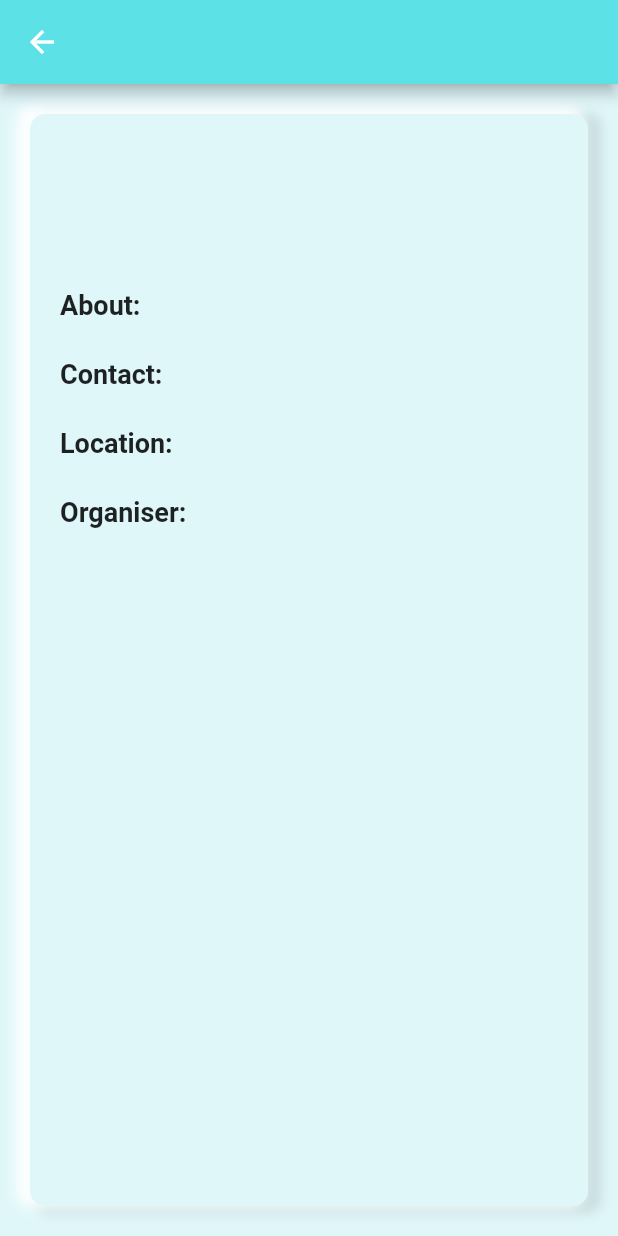
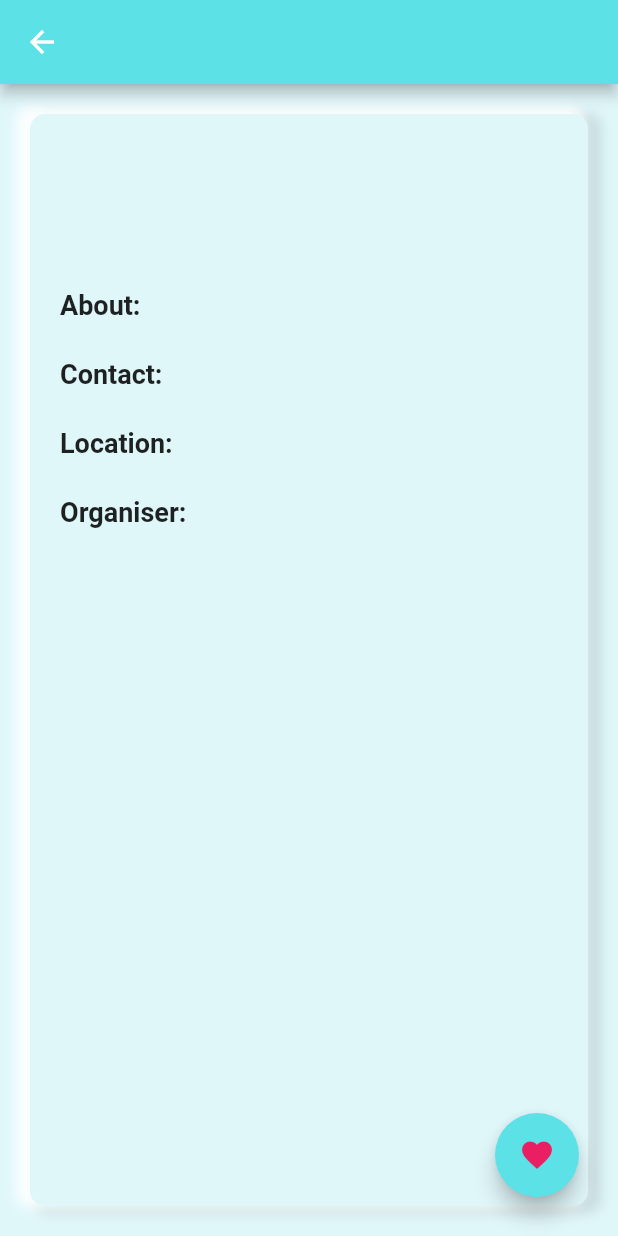
Before and after one commit to pranavi79/SheHacks_Team-114, a Flutter app: the ViewScreen screen opened directly with empty values, on a phone screen of 412 x 824 dp. Run offline on Flutter 3.47's test engine with Material 2 defaults, Android fonts, the phone set to English and light mode, and no system bars; our stand-ins replace cloud_firestore, firebase_auth, firebase_core, flutter_phoenix, flutter_spinkit, fluttertoast and 3 more; accounts and stored records are empty.

Commit message:
Minor changes

```diff
--- a/shehack/lib/form.dart
+++ b/shehack/lib/form.dart
@@ -222,6 +222,7 @@ class FormViewState extends State<FormView> {
             'location': location,
             'contact': contact,
             'user': FirebaseAuth.instance.currentUser.displayName,
+            'interestedPeople': [],
           });
           Navigator.pop(context);
         },
--- a/shehack/lib/main.dart
+++ b/shehack/lib/main.dart
@@ -2,19 +2,18 @@ import 'package:flutter/material.dart';
 import 'package:firebase_core/firebase_core.dart';
 import 'package:shehack/Splash.dart';
 import 'package:flutter_phoenix/flutter_phoenix.dart';
-
 
 void main() async {
   WidgetsFlutterBinding.ensureInitialized();
   await Firebase.initializeApp();
   runApp(Phoenix(child: MyApp()));
 }
- //Hello
+
 class MyApp extends StatelessWidget {
   @override
   Widget build(BuildContext context) {
     return MaterialApp(
-      title: 'Settle',
+      title: 'Helping Hands',
       theme: ThemeData(
         primarySwatch: Colors.blue,
       ),
--- a/shehack/lib/view.dart
+++ b/shehack/lib/view.dart
@@ -19,6 +19,7 @@ class ViewScreen extends StatefulWidget {
 
 class _ViewScreenState extends State<ViewScreen> {
   final _auth = FirebaseAuth.instance;
+
   @override
   Widget build(BuildContext context) {
     return Scaffold(
@@ -202,6 +203,19 @@ class _ViewScreenState extends State<ViewScreen> {
             }
           },
         ),
-    );
+        floatingActionButton: Padding(
+          padding: const EdgeInsets.all(10.0),
+          child: FloatingActionButton(
+            onPressed: () {
+              //Append current user's username to the list
+              //call buildInterestedPeople()
+            },
+            child: Icon(
+              Icons.favorite,
+              color: Colors.pink,
+            ),
+            backgroundColor: Color(0xFF5CE1E6),
+          ),
+        ));
   }
 }
```
Lines whose indentation alone changed are shown as unchanged.
